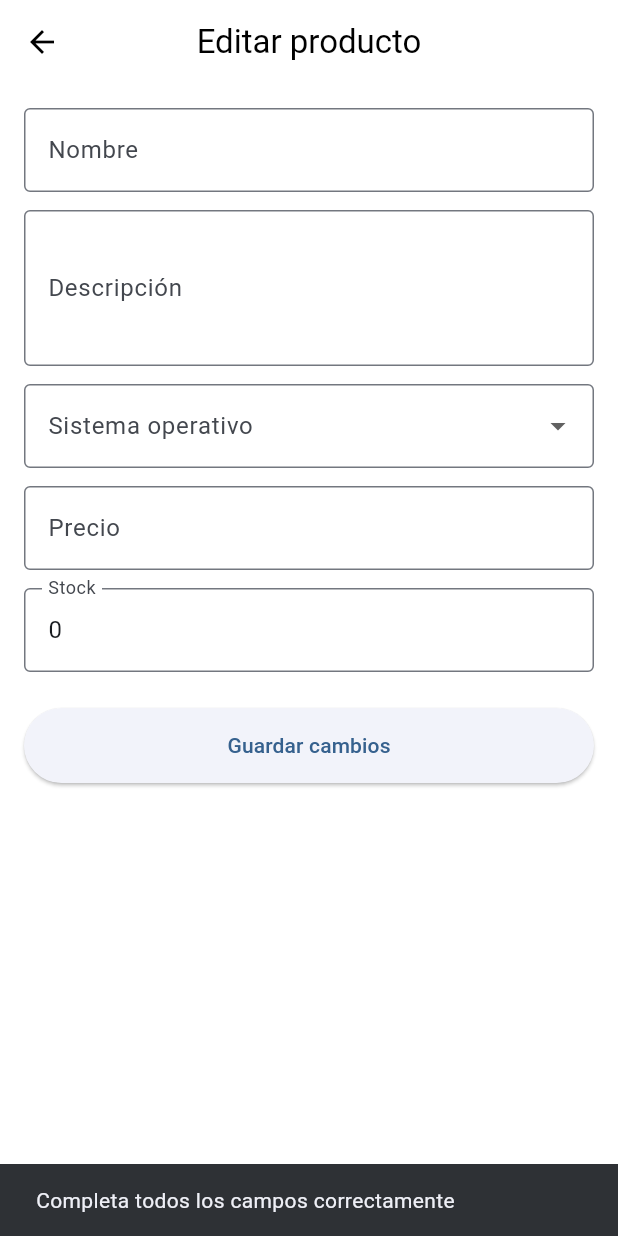
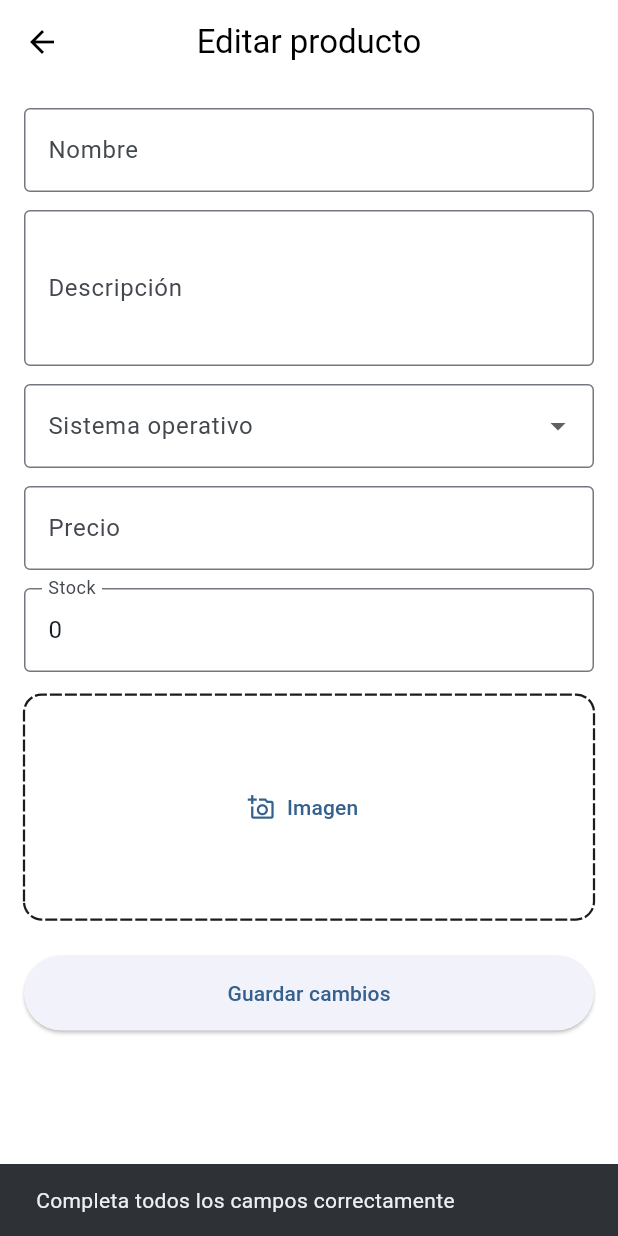
Before and after one commit to MeisLock/gestion_inventario, a Flutter app: the EditProductScreen screen opened directly with empty values, after a tap on "Guardar cambios", on a phone screen of 412 x 824 dp. Run offline on Flutter 3.47's test engine with Material 3 defaults, Android fonts, the phone set to English and light mode, and no system bars; drawn by our look-alikes of dotted_border; our stand-ins replace cloud_firestore, firebase_auth, firebase_core, firebase_storage, google_sign_in, image_picker; accounts and stored records are empty.

Commit message:
edit_product ahora puede cambiar la imagen

```diff
--- a/lib/screens/edit_product_screen.dart
+++ b/lib/screens/edit_product_screen.dart
@@ -1,9 +1,18 @@
+import 'dart:io';
+
 import 'package:cloud_firestore/cloud_firestore.dart';
 import 'package:flutter/material.dart';
+import 'package:dotted_border/dotted_border.dart';
+import 'package:gestion_inventario/services/select_image.dart';
+import 'package:gestion_inventario/services/firebase/upload_image.dart';
+
+
 
 class EditProductScreen extends StatefulWidget {
   final String productId;
   final Map<String, dynamic> productData;
+
+
 
   const EditProductScreen({
     super.key,
@@ -20,6 +29,7 @@ class _EditProductScreenState extends State<EditProductScreen> {
   late final TextEditingController _descripcionController;
   late final TextEditingController _precioController;
   late final TextEditingController _stockController;
+  File? imagenToEdit;
 
   String? _sistemaOperativo;
   bool _guardando = false;
@@ -58,6 +68,7 @@ class _EditProductScreenState extends State<EditProductScreen> {
     final descripcion = _descripcionController.text.trim();
     final precio = double.tryParse(_precioController.text.trim());
     final stock = int.tryParse(_stockController.text.trim());
+    if (imagenToEdit != null)  await uploadImage(imagenToEdit!);
 
     if (nombre.isEmpty ||
         descripcion.isEmpty ||
@@ -87,6 +98,7 @@ class _EditProductScreenState extends State<EditProductScreen> {
             'precio': precio,
             'stock': stock,
             'sistemaOperativo': _sistemaOperativo,
+            if (imagenToEdit != null) 'imageUrl':imageUrl
           });
 
       if (!mounted) return;
@@ -111,6 +123,7 @@ class _EditProductScreenState extends State<EditProductScreen> {
 
   @override
   Widget build(BuildContext context) {
+    final colorScheme = Theme.of(context).colorScheme;
     return Scaffold(
       appBar: AppBar(title: const Text('Editar producto'), centerTitle: true),
       body: SingleChildScrollView(
@@ -173,6 +186,40 @@ class _EditProductScreenState extends State<EditProductScreen> {
                 border: OutlineInputBorder(),
               ),
             ),
+            const SizedBox(height: 15),
+                    SizedBox(
+                      height: 150, // 🔹 Altura fija en vez de Expanded
+                      width: double.infinity,
+                      child: DottedBorder(
+                        borderType: BorderType.RRect,
+                        radius: const Radius.circular(12),
+                        dashPattern: const [8, 2],
+                        color: colorScheme.onSurface,
+                        strokeWidth: 1.5,
+                        child: Center(
+                          child: Row(
+                            mainAxisAlignment: MainAxisAlignment.center,
+                          children: [
+                              imagenToEdit != null ? Image.file(imagenToEdit!) :
+                              OutlinedButton.icon(
+                                onPressed:() async{
+                                  final imagen =await getImage();
+                                  if(imagen == null) return;
+                                  setState(() {
+                                    imagenToEdit = File(imagen.path);
+                                  });
+                                },
+                                label: Text('Imagen'),
+                                icon: Icon(Icons.add_a_photo_outlined),
+                                style: OutlinedButton.styleFrom(
+                                  side: BorderSide.none
+                                ),
+                              )
+                            ],
+                          ),
+                        ),
+                      ),
+                    ),
             const SizedBox(height: 24),
             SizedBox(
               width: double.infinity,
@@ -182,6 +229,7 @@ class _EditProductScreenState extends State<EditProductScreen> {
                 child: _guardando
                     ? const CircularProgressIndicator()
                     : const Text('Guardar cambios'),
+
               ),
             ),
           ],
```
